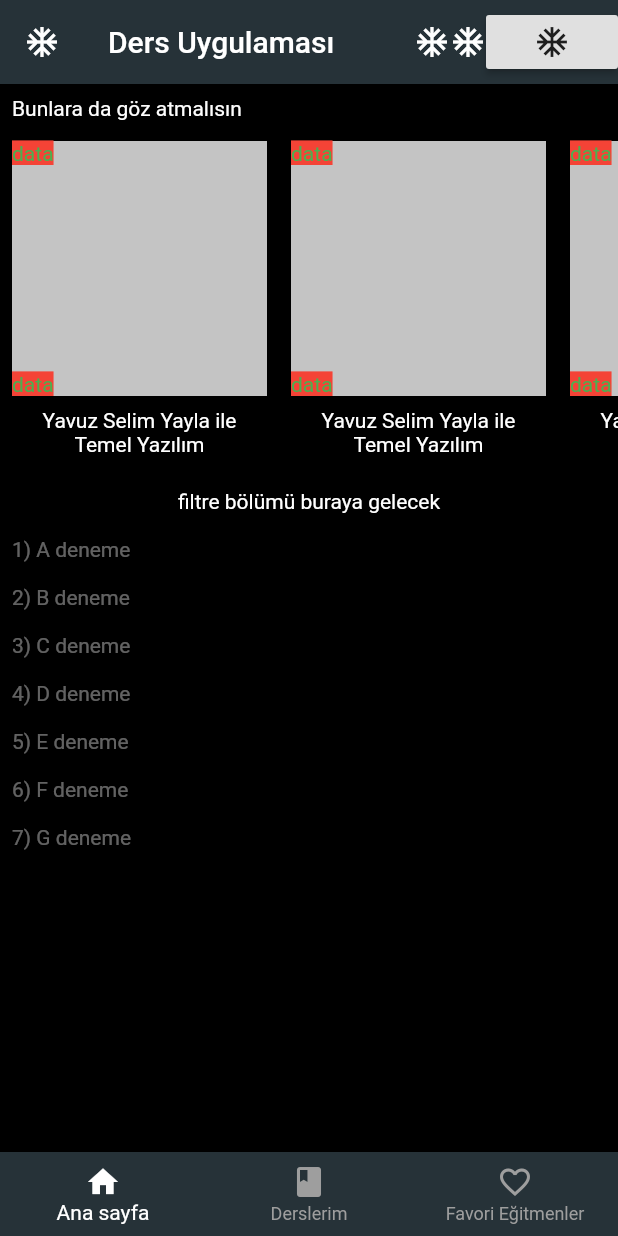
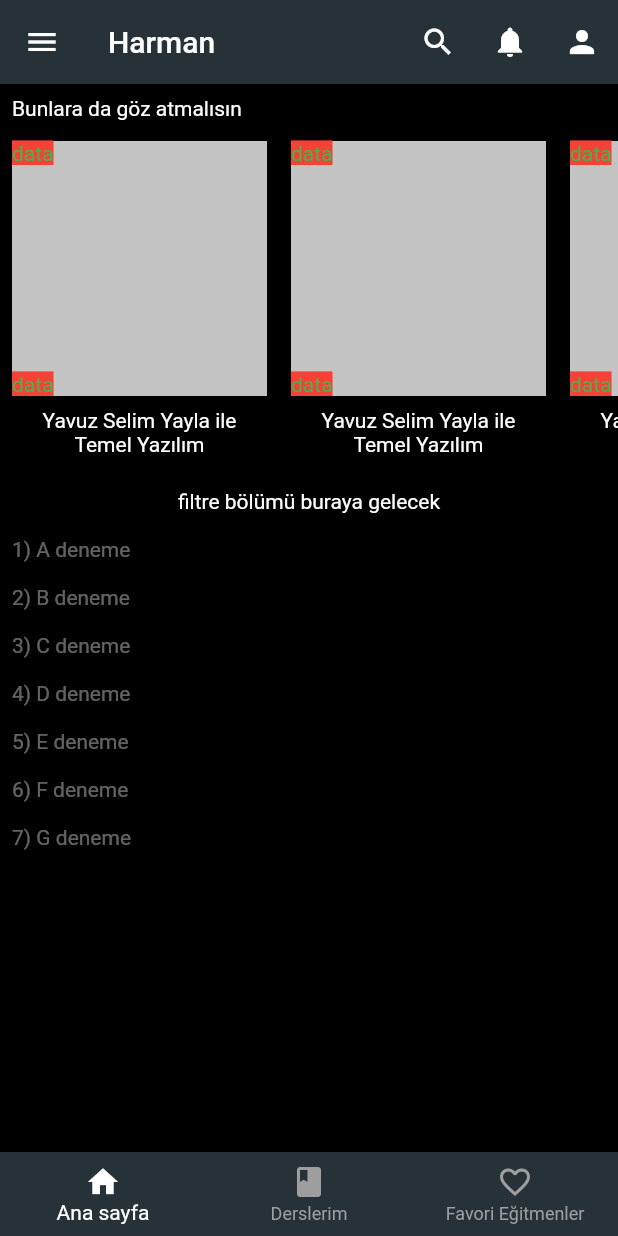
Before and after one commit to DSC-Turkey/harman, a Flutter app: the screen it shows once a user with an empty profile is signed in, on a phone screen of 412 x 824 dp. Run offline on Flutter 3.47's test engine with Material 2 defaults, Android fonts, the phone set to English and light mode, and no system bars; our stand-ins replace cloud_firestore, firebase_auth, firebase_core, shared_preferences; accounts and stored records are empty.

Commit message:
appBar güncellendi

```diff
--- a/lib/main.dart
+++ b/lib/main.dart
@@ -8,7 +8,7 @@ import 'screens/userManagement/loginScreen.dart';
 import 'service/auth.dart';
 import 'service/chatTest.dart';
 
-void main() async{
+void main() async {
   WidgetsFlutterBinding.ensureInitialized();
   await Firebase.initializeApp();
 
@@ -51,22 +51,34 @@ class _NavigationPageState extends State<NavigationPage> {
     return Scaffold(
       backgroundColor: Colors.black,
       appBar: AppBar(
-        leading: Icon(Icons.ac_unit), // Todo: sol menu açıcı
+        leading: IconButton(
+          icon: Icon(Icons.menu,color: Colors.white,),
+          color: Colors.white,
+          onPressed: null,
+        ), // Todo: sol menu açıcı
         actions: [
           Row(
             children: [
-              Icon(Icons.ac_unit),
-              Icon(Icons.ac_unit),
-              RaisedButton(
-                  onPressed: () {
-                    Navigator.push(context,
-                        MaterialPageRoute(builder: (context) => ChatTest()));
-                  },
-                  child: Icon(Icons.ac_unit)),
+              IconButton(
+                icon: Icon(Icons.search,color: Colors.white,),
+                color: Colors.white,
+                onPressed: null,
+              ),
+              IconButton(
+                icon: Icon(Icons.notifications,color: Colors.white),
+                onPressed: null,
+              ),
+              IconButton(
+                icon: Icon(Icons.person,color: Colors.white,),
+                onPressed: () {
+                  Navigator.push(context,
+                      MaterialPageRoute(builder: (context) => ChatTest()));
+                },
+              ),
             ],
           )
         ],
-        title: Text('Ders Uygulaması'),
+        title: Text('Harman'),
         backgroundColor: Color.fromRGBO(38, 50, 56, 1),
       ),
       body: PageView(
```
